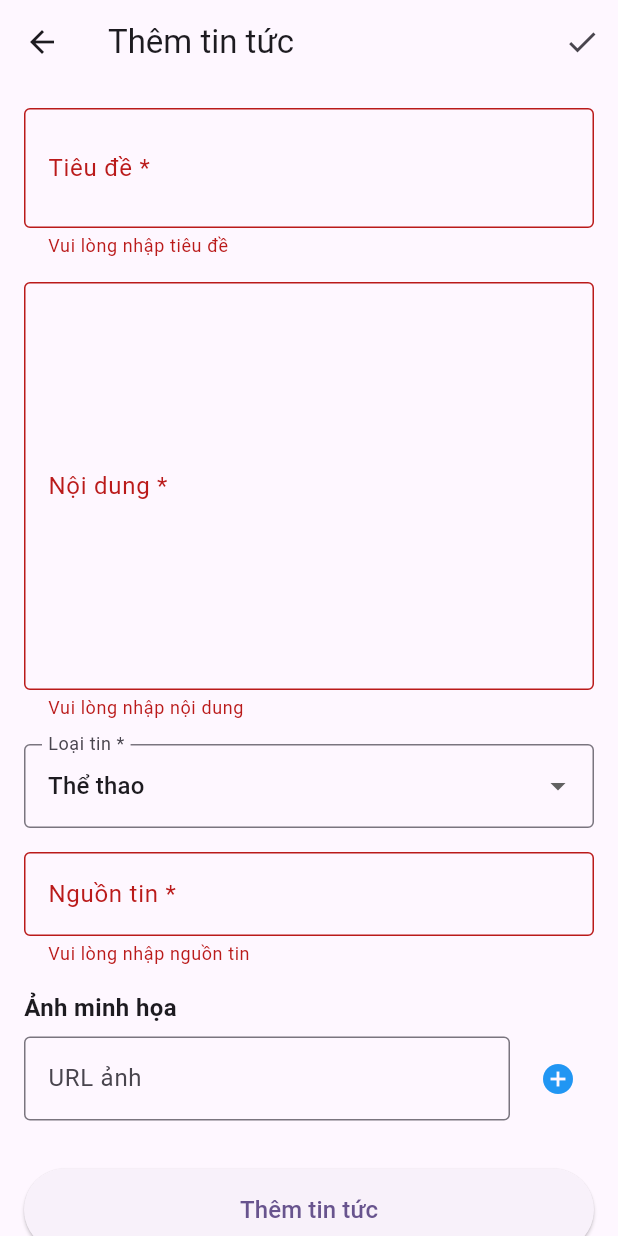
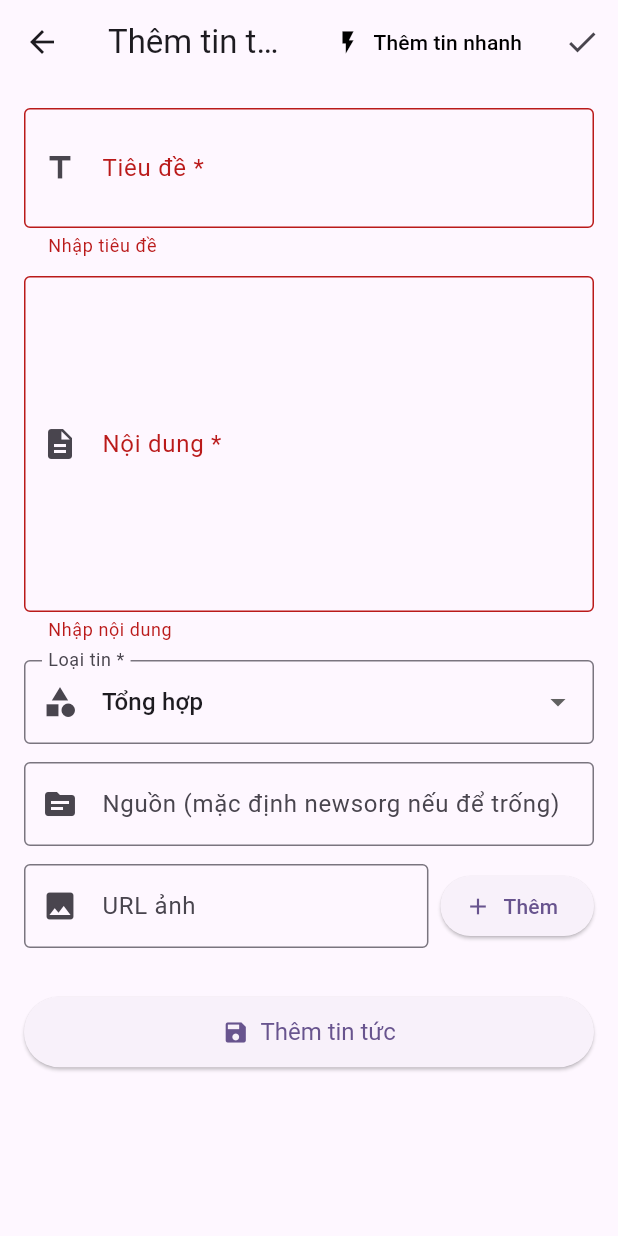
Before and after one commit to longthien123/news_ai_app, a Flutter app: the AddNewsPage screen opened by its route, after a tap on "Thêm tin tức", on a phone screen of 412 x 824 dp. Run offline on Flutter 3.47's test engine with Material 3 defaults, Android fonts, the phone set to English and light mode, and no system bars; our stand-ins replace cloud_firestore, equatable, firebase_auth, firebase_core, flutter_bloc, google_sign_in and 1 more; accounts and stored records are empty.

Commit message:
feature/admin/approve_news

```diff
--- /dev/null
+++ b/lib/features/admin/data/models/external_news_model.dart
@@ -0,0 +1,62 @@
+class ExternalNewsModel {
+  final String id;
+  final String title;
+  final String description;
+  final String url;
+  final String urlToImage;
+  final String source;
+  final String category;
+  final DateTime publishedAt;
+
+  ExternalNewsModel({
+    required this.id,
+    required this.title,
+    required this.description,
+    required this.url,
+    required this.urlToImage,
+    required this.source,
+    required this.category,
+    required this.publishedAt,
+  });
+
+  factory ExternalNewsModel.fromJson(Map<String, dynamic> json) {
+    return ExternalNewsModel(
+      id: json['url'] ?? json['id']?.toString() ?? '',
+      title: json['title'] ?? '',
+      description: json['description'] ?? json['content'] ?? '',
+      url: json['url'] ?? '',
+      urlToImage: json['urlToImage'] ?? '',
+      source: json['source']?['name'] ?? 'newsorg',
+      category: json['category'] ?? '',
+      publishedAt: json['publishedAt'] != null
+          ? DateTime.tryParse(json['publishedAt']) ?? DateTime.now()
+          : DateTime.now(),
+    );
+  }
+
+  /// Convert to data expected by addNews usecase (map)
+  Map<String, dynamic> toNewsData({String overrideSource = 'newsorg'}) {
+    return {
+      'title': title,
+      'content': description,
+      'imageUrls': [if (urlToImage.isNotEmpty) urlToImage],
+      'category': _mapCategory(category),
+      'source': overrideSource,
+    };
+  }
+
+  String _mapCategory(String category) {
+    final m = {
+      'technology': 'Công nghệ',
+      'tech': 'Công nghệ',
+      'sports': 'Thể thao',
+      'business': 'Kinh tế',
+      'entertainment': 'Giải trí',
+      'health': 'Sức khỏe',
+      'science': 'Khoa học',
+      'general': 'Tổng hợp',
+    };
+    if (category.isEmpty) return 'Tổng hợp';
+    return m[category.toLowerCase()] ?? 'Tổng hợp';
+  }
+}
--- a/lib/features/admin/presentation/cubit/news_state.dart
+++ b/lib/features/admin/presentation/cubit/news_state.dart
@@ -2,7 +2,6 @@ part of 'news_cubit.dart';
 
 abstract class NewsState extends Equatable {
   const NewsState();
-
   @override
   List<Object?> get props => [];
 }
@@ -13,36 +12,45 @@ class NewsLoading extends NewsState {}
 
 class NewsListLoaded extends NewsState {
   final List<News> newsList;
-
   const NewsListLoaded(this.newsList);
-
   @override
   List<Object?> get props => [newsList];
 }
 
 class NewsDetailLoaded extends NewsState {
   final News news;
-
   const NewsDetailLoaded(this.news);
-
   @override
   List<Object?> get props => [news];
 }
 
 class NewsAdded extends NewsState {
   final News news;
-
   const NewsAdded(this.news);
-
   @override
   List<Object?> get props => [news];
 }
 
 class NewsError extends NewsState {
   final String message;
-
   const NewsError(this.message);
-
   @override
   List<Object?> get props => [message];
 }
+
+// External news states
+class ExternalNewsLoading extends NewsState {}
+
+class ExternalNewsLoaded extends NewsState {
+  final List<ExternalNewsModel> newsList;
+  const ExternalNewsLoaded(this.newsList);
+  @override
+  List<Object?> get props => [newsList];
+}
+
+class ExternalNewsSelected extends NewsState {
+  final ExternalNewsModel selected;
+  const ExternalNewsSelected(this.selected);
+  @override
+  List<Object?> get props => [selected];
+}
--- a/lib/features/admin/presentation/pages/add_news_page.dart
+++ b/lib/features/admin/presentation/pages/add_news_page.dart
@@ -1,6 +1,7 @@
 import 'package:flutter/material.dart';
 import 'package:flutter_bloc/flutter_bloc.dart';
 import '../cubit/news_cubit.dart';
+import '../../data/models/external_news_model.dart';
 
 class AddNewsPage extends StatefulWidget {
   const AddNewsPage({Key? key}) : super(key: key);
@@ -16,7 +17,7 @@ class _AddNewsPageState extends State<AddNewsPage> {
   final _sourceController = TextEditingController();
   final _imageUrlController = TextEditingController();
   final List<String> _imageUrls = [];
-  String _selectedCategory = 'Thể thao';
+  String _selectedCategory = 'Tổng hợp';
 
   final List<String> _categories = [
     'Thể thao',
@@ -26,8 +27,21 @@ class _AddNewsPageState extends State<AddNewsPage> {
     'Công nghệ',
     'Sức khỏe',
     'Giáo dục',
+    'Tổng hợp',
     'Khác',
   ];
+
+  @override
+  void initState() {
+    super.initState();
+    // Ensure cubit state is clean
+    final cubit = context.read<NewsCubit>();
+    if (cubit is NewsCubit) {
+      try {
+        cubit.resetToInitial();
+      } catch (_) {}
+    }
+  }
 
   @override
   void dispose() {
@@ -38,38 +52,117 @@ class _AddNewsPageState extends State<AddNewsPage> {
     super.dispose();
   }
 
+  void _fillFromExternal(ExternalNewsModel item) {
+    final data = item.toNewsData(overrideSource: 'newsorg');
+    setState(() {
+      _titleController.text = data['title'] as String;
+      _contentController.text = data['content'] as String;
+      _selectedCategory = data['category'] as String;
+      _imageUrls.clear();
+      final imgs = data['imageUrls'] as List<dynamic>;
+      _imageUrls.addAll(imgs.map((e) => e.toString()));
+      _sourceController.text = data['source'] as String;
+    });
+    Navigator.of(context).pop();
+  }
+
+  void _showQuickAddDialog() {
+    context.read<NewsCubit>().fetchExternalTop();
+    showDialog(
+      context: context,
+      builder: (_) => Dialog(
+        child: SizedBox(
+          width: double.maxFinite,
+          height: MediaQuery.of(context).size.height * 0.75,
+          child: Column(
+            children: [
+              Padding(
+                padding: const EdgeInsets.all(12.0),
+                child: TextField(
+                  decoration: const InputDecoration(
+                    prefixIcon: Icon(Icons.search),
+                    hintText: 'Tìm kiếm tin (nhấn Enter)...',
+                  ),
+                  onSubmitted: (q) {
+                    if (q.trim().isNotEmpty) {
+                      context.read<NewsCubit>().searchExternal(q.trim());
+                    }
+                  },
+                ),
+              ),
+              Expanded(
+                child: BlocBuilder<NewsCubit, NewsState>(
+                  builder: (context, state) {
+                    if (state is ExternalNewsLoading) {
+                      return const Center(child: CircularProgressIndicator());
+                    } else if (state is ExternalNewsLoaded) {
+                      return ListView.builder(
+                        itemCount: state.newsList.length,
+                        itemBuilder: (c, i) {
+                          final it = state.newsList[i];
+                          return ListTile(
+                            leading: it.urlToImage.isNotEmpty
+                                ? Image.network(
+                                    it.urlToImage,
+                                    width: 80,
+                                    fit: BoxFit.cover,
+                                    errorBuilder: (_, __, ___) =>
+                                        const Icon(Icons.broken_image),
+                                  )
+                                : const SizedBox(
+                                    width: 80,
+                                    child: Icon(Icons.article),
+                                  ),
+                            title: Text(it.title),
+                            subtitle: Text(it.source),
+                            onTap: () => _fillFromExternal(it),
+                          );
+                        },
+                      );
+                    } else if (state is NewsError) {
+                      return Center(child: Text(state.message));
+                    }
+                    return const SizedBox();
+                  },
+                ),
+              ),
+            ],
+          ),
+        ),
+      ),
+    );
+  }
+
   void _addImageUrl() {
-    if (_imageUrlController.text.isNotEmpty) {
+    final url = _imageUrlController.text.trim();
+    if (url.isEmpty) return;
     setState(() {
-        _imageUrls.add(_imageUrlController.text.trim());
+      _imageUrls.add(url);
       _imageUrlController.clear();
     });
   }
+
+  void _removeImageAt(int idx) {
+    setState(() => _imageUrls.removeAt(idx));
   }
 
-  void _removeImageUrl(int index) {
-    setState(() {
-      _imageUrls.removeAt(index);
-    });
-  }
-
-  void _submitNews() {
-    if (_formKey.currentState!.validate()) {
+  void _submit() {
+    if (!_formKey.currentState!.validate()) return;
     if (_imageUrls.isEmpty) {
       ScaffoldMessenger.of(context).showSnackBar(
         const SnackBar(content: Text('Vui lòng thêm ít nhất 1 ảnh')),
       );
       return;
     }
-
     context.read<NewsCubit>().addNews(
       title: _titleController.text.trim(),
       content: _contentController.text.trim(),
       imageUrls: _imageUrls,
       category: _selectedCategory,
-            source: _sourceController.text.trim(),
+      source: _sourceController.text.isEmpty
+          ? 'newsorg'
+          : _sourceController.text.trim(),
     );
-    }
   }
 
   @override
@@ -78,165 +171,189 @@ class _AddNewsPageState extends State<AddNewsPage> {
       appBar: AppBar(
         title: const Text('Thêm tin tức'),
         actions: [
-          IconButton(
-            icon: const Icon(Icons.check),
-            onPressed: _submitNews,
+          TextButton.icon(
+            onPressed: _showQuickAddDialog,
+            icon: const Icon(Icons.flash_on, color: Colors.black),
+            label: const Text(
+              'Thêm tin nhanh',
+              style: TextStyle(color: Colors.black),
             ),
+          ),
+          IconButton(onPressed: _submit, icon: const Icon(Icons.check)),
         ],
       ),
       body: BlocConsumer<NewsCubit, NewsState>(
-        listener: (context, state) {
+        listener: (c, state) {
           if (state is NewsAdded) {
             ScaffoldMessenger.of(context).showSnackBar(
-              const SnackBar(content: Text('Thêm tin tức thành công!')),
+              const SnackBar(content: Text('Thêm tin thành công')),
             );
             Navigator.of(context).pop();
           } else if (state is NewsError) {
-            ScaffoldMessenger.of(context).showSnackBar(
-              SnackBar(content: Text(state.message)),
-            );
+            ScaffoldMessenger.of(
+              context,
+            ).showSnackBar(SnackBar(content: Text(state.message)));
           }
         },
-        builder: (context, state) {
-          if (state is NewsLoading) {
-            return const Center(child: CircularProgressIndicator());
-          }
-
+        builder: (c, state) {
           return SingleChildScrollView(
-            padding: const EdgeInsets.all(16.0),
+            padding: const EdgeInsets.all(16),
             child: Form(
               key: _formKey,
               child: Column(
                 crossAxisAlignment: CrossAxisAlignment.stretch,
                 children: [
+                  // Title
                   TextFormField(
                     controller: _titleController,
                     decoration: const InputDecoration(
                       labelText: 'Tiêu đề *',
                       border: OutlineInputBorder(),
+                      prefixIcon: Icon(Icons.title),
                     ),
                     maxLines: 2,
-                    validator: (value) {
-                      if (value == null || value.isEmpty) {
-                        return 'Vui lòng nhập tiêu đề';
-                      }
-                      return null;
-                    },
+                    validator: (v) =>
+                        (v == null || v.isEmpty) ? 'Nhập tiêu đề' : null,
                   ),
-                  const SizedBox(height: 16),
+                  const SizedBox(height: 12),
+
+                  // Content
                   TextFormField(
                     controller: _contentController,
                     decoration: const InputDecoration(
                       labelText: 'Nội dung *',
                       border: OutlineInputBorder(),
+                      prefixIcon: Icon(Icons.description),
                     ),
-                    maxLines: 10,
-                    validator: (value) {
-                      if (value == null || value.isEmpty) {
-                        return 'Vui lòng nhập nội dung';
-                      }
-                      return null;
-                    },
+                    maxLines: 8,
+                    validator: (v) =>
+                        (v == null || v.isEmpty) ? 'Nhập nội dung' : null,
                   ),
-                  const SizedBox(height: 16),
+                  const SizedBox(height: 12),
+
+                  // Category dropdown
                   DropdownButtonFormField<String>(
                     value: _selectedCategory,
                     decoration: const InputDecoration(
                       labelText: 'Loại tin *',
                       border: OutlineInputBorder(),
+                      prefixIcon: Icon(Icons.category),
                     ),
-                    items: _categories.map((category) {
-                      return DropdownMenuItem(
-                        value: category,
-                        child: Text(category),
-                      );
-                    }).toList(),
-                    onChanged: (value) {
-                      setState(() {
-                        _selectedCategory = value!;
-                      });
+                    items: _categories
+                        .map(
+                          (cat) =>
+                              DropdownMenuItem(value: cat, child: Text(cat)),
+                        )
+                        .toList(),
+                    onChanged: (v) {
+                      if (v == null) return;
+                      setState(() => _selectedCategory = v);
                     },
                   ),
-                  const SizedBox(height: 16),
+                  const SizedBox(height: 12),
+
+                  // Source
                   TextFormField(
                     controller: _sourceController,
                     decoration: const InputDecoration(
-                      labelText: 'Nguồn tin *',
+                      labelText: 'Nguồn (mặc định newsorg nếu để trống)',
                       border: OutlineInputBorder(),
+                      prefixIcon: Icon(Icons.source),
                     ),
-                    validator: (value) {
-                      if (value == null || value.isEmpty) {
-                        return 'Vui lòng nhập nguồn tin';
-                      }
-                      return null;
-                    },
                   ),
-                  const SizedBox(height: 16),
-                  const Text(
-                    'Ảnh minh họa',
-                    style: TextStyle(fontSize: 16, fontWeight: FontWeight.bold),
-                  ),
-                  const SizedBox(height: 8),
+                  const SizedBox(height: 12),
+
+                  // Image URL input + add button
                   Row(
                     children: [
                       Expanded(
                         child: TextField(
                           controller: _imageUrlController,
                           decoration: const InputDecoration(
-                            hintText: 'URL ảnh',
+                            labelText: 'URL ảnh',
                             border: OutlineInputBorder(),
+                            prefixIcon: Icon(Icons.image),
+                          ),
+                          onSubmitted: (_) => _addImageUrl(),
+                        ),
+                      ),
+                      const SizedBox(width: 8),
+                      ElevatedButton.icon(
+                        onPressed: _addImageUrl,
+                        icon: const Icon(Icons.add),
+                        label: const Text('Thêm'),
+                      ),
+                    ],
+                  ),
+                  const SizedBox(height: 12),
+
+                  // Image previews (list of cards)
+                  if (_imageUrls.isNotEmpty)
+                    Column(
+                      crossAxisAlignment: CrossAxisAlignment.start,
+                      children: [
+                        Text(
+                          'Ảnh minh họa (${_imageUrls.length}):',
+                          style: TextStyle(
+                            fontWeight: FontWeight.bold,
+                            color: Colors.grey[800],
+                          ),
+                        ),
+                        const SizedBox(height: 8),
+                        Column(
+                          children: _imageUrls.asMap().entries.map((entry) {
+                            final idx = entry.key;
+                            final url = entry.value;
+                            return Card(
+                              margin: const EdgeInsets.symmetric(vertical: 6.0),
+                              child: ListTile(
+                                leading: ClipRRect(
+                                  borderRadius: BorderRadius.circular(4),
+                                  child: Image.network(
+                                    url,
+                                    width: 60,
+                                    height: 60,
+                                    fit: BoxFit.cover,
+                                    errorBuilder: (_, __, ___) => Container(
+                                      width: 60,
+                                      height: 60,
+                                      color: Colors.grey[300],
+                                      child: const Icon(Icons.broken_image),
                                     ),
                                   ),
                                 ),
-                      const SizedBox(width: 8),
-                      IconButton(
-                        icon: const Icon(Icons.add_circle),
-                        onPressed: _addImageUrl,
-                        color: Colors.blue,
-                      ),
-                    ],
-                  ),
-                  const SizedBox(height: 8),
-                  if (_imageUrls.isNotEmpty)
-                    Container(
-                      padding: const EdgeInsets.all(8),
-                      decoration: BoxDecoration(
-                        border: Border.all(color: Colors.grey),
-                        borderRadius: BorderRadius.circular(8),
-                      ),
-                      child: Column(
-                        children: _imageUrls.asMap().entries.map((entry) {
-                          return ListTile(
-                            leading: Image.network(
-                              entry.value,
-                              width: 60,
-                              height: 60,
-                              fit: BoxFit.cover,
-                              errorBuilder: (_, __, ___) =>
-                                  const Icon(Icons.broken_image),
-                            ),
                                 title: Text(
-                              entry.value,
+                                  url,
                                   maxLines: 1,
                                   overflow: TextOverflow.ellipsis,
                                 ),
                                 trailing: IconButton(
-                              icon: const Icon(Icons.delete, color: Colors.red),
-                              onPressed: () => _removeImageUrl(entry.key),
+                                  icon: const Icon(
+                                    Icons.delete,
+                                    color: Colors.red,
+                                  ),
+                                  onPressed: () => _removeImageAt(idx),
+                                ),
                               ),
                             );
                           }).toList(),
                         ),
+                      ],
                     ),
-                  const SizedBox(height: 24),
-                  ElevatedButton(
-                    onPressed: _submitNews,
+
+                  const SizedBox(height: 20),
+
+                  // Submit button
+                  ElevatedButton.icon(
+                    onPressed: _submit,
+                    icon: const Icon(Icons.save),
+                    label: const Text('Thêm tin tức'),
                     style: ElevatedButton.styleFrom(
-                      padding: const EdgeInsets.all(16),
+                      padding: const EdgeInsets.symmetric(
+                        horizontal: 20,
+                        vertical: 14,
                       ),
-                    child: const Text(
-                      'Thêm tin tức',
-                      style: TextStyle(fontSize: 16),
+                      textStyle: const TextStyle(fontSize: 16),
                     ),
                   ),
                 ],
--- a/pubspec.yaml
+++ b/pubspec.yaml
@@ -41,6 +41,7 @@ dependencies:
   google_sign_in: ^6.2.1
   cloud_firestore: ^5.6.12
 
+  http: ^1.1.0
 
   intl: ^0.19.0
 
```
Also changed, not shown: lib/features/admin/data/datasources/remote/external_news_service.dart (added, +55 -0 lines), lib/features/admin/presentation/cubit/news_cubit.dart (+72 -1 lines), pubspec.lock. Lines whose indentation alone changed are shown as unchanged.
